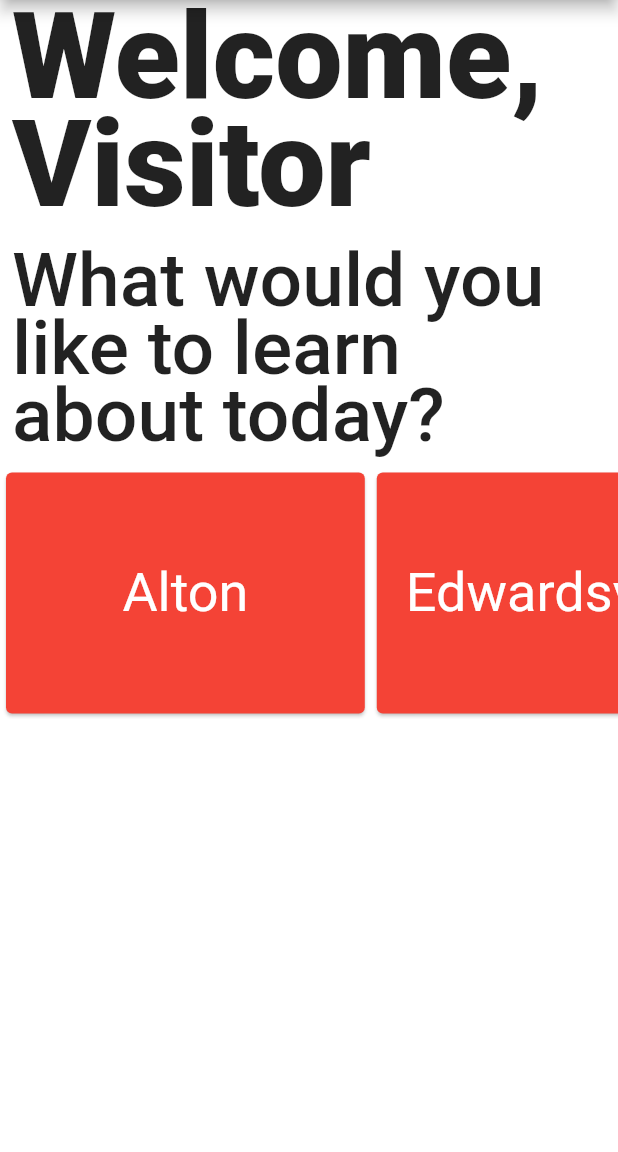
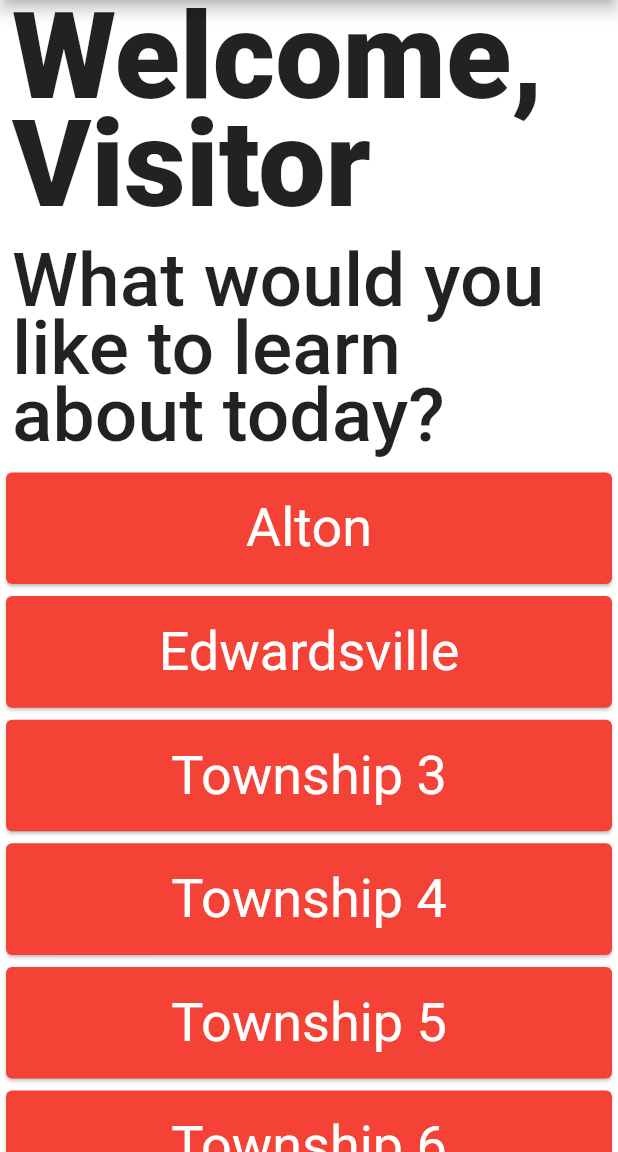
Before and after one commit to madcotowers/madcotowers.github.io, a Flutter app: the screen it shows after launch, on a phone screen of 412 x 824 dp, the part 84-1236 px from its top. Run offline on Flutter 3.47's test engine with Material 2 defaults, Android fonts, the phone set to English and light mode, and no system bars; missing offline and left inert: dart:html.

Commit message:
Changed carousel direction to vertical, removed extra box beneath it

```diff
--- a/lib/views/home/home_view.dart
+++ b/lib/views/home/home_view.dart
@@ -73,9 +73,10 @@ class HomeView extends StatelessWidget {
             ),
           ),
           TownshipCarousel(),
+          /*
           SizedBox(
             height: MediaQuery.of(context).size.height * 0.35,
-          )
+          )*/
         ],
       ),
     );
--- a/lib/widgets/township_carousel.dart
+++ b/lib/widgets/township_carousel.dart
@@ -6,13 +6,13 @@ class TownshipCarousel extends StatelessWidget {
   final List<String> townships = [
     'Alton',
     'Edwardsville',
-    'TW3',
-    'TW4',
-    'TW5',
-    'TW6',
-    'TW7',
-    'TW8',
-    'TW9'
+    'Township 3',
+    'Township 4',
+    'Township 5',
+    'Township 6',
+    'Township 7',
+    'Township 8',
+    'Township 9',
   ];
 
   @override
@@ -21,11 +21,12 @@ class TownshipCarousel extends StatelessWidget {
       child: SizedBox(
         height: MediaQuery.of(context).size.height * 0.35,
         child: ListView.builder(
-            scrollDirection: Axis.horizontal,
+            scrollDirection: Axis.vertical,
             itemCount: townships.length,
             itemBuilder: (BuildContext ctxt, int index) {
               return Container(
                 width: MediaQuery.of(context).size.width * 0.6,
+                height: MediaQuery.of(context).size.width * 0.2,
                 child: Card(
                   color: Colors.red,
                   child: Container(
```
